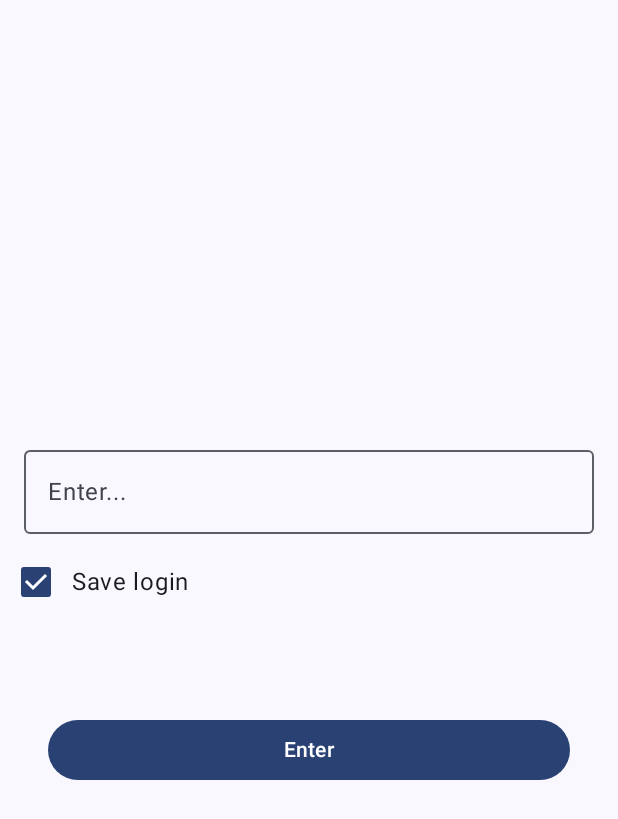
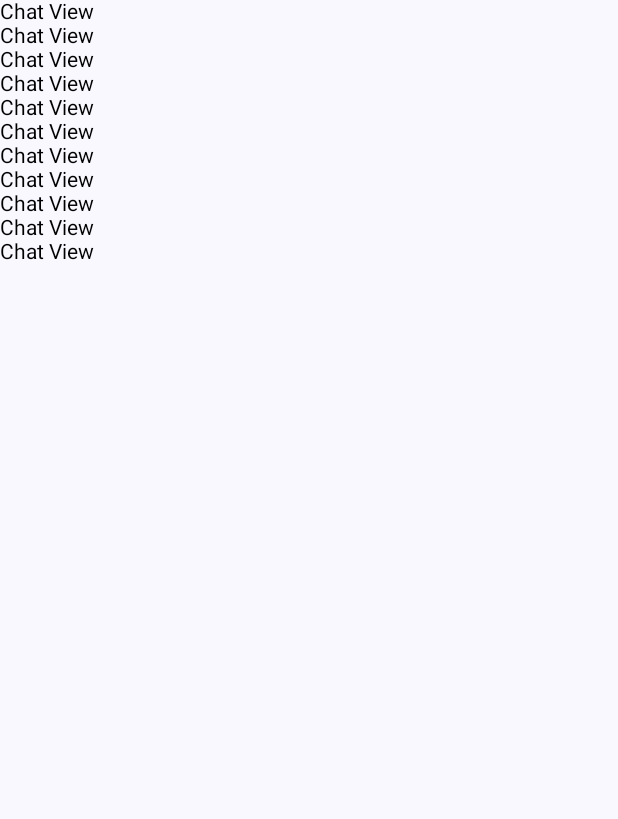
Before and after one commit to Yolley77/ChatApp, an Android app built with Jetpack Compose: the screen it shows after launch (MainActivity), after a tap on "Enter", on a phone screen of 412 x 824 dp. Shown: the top 819 px of the screen. Run offline under Robolectric (Android 15) with nearby library versions, the phone set to English and light mode, and no system bars; our stand-ins replace Dagger/Hilt's generated code.

Commit message:
Add Compose Navigation

```diff
--- a/app/build.gradle
+++ b/app/build.gradle
@@ -64,9 +64,10 @@ dependencies {
     debugImplementation "androidx.compose.ui:ui-tooling:$compose_version"
     debugImplementation "androidx.compose.ui:ui-test-manifest:$compose_version"
 
-    implementation "com.google.dagger:hilt-android:2.44"
+    implementation "com.google.dagger:hilt-android:2.44.2"
     implementation 'androidx.hilt:hilt-navigation-compose:1.0.0'
-    kapt "com.google.dagger:hilt-compiler:2.44"
+    implementation "androidx.navigation:navigation-compose:2.5.3"
+    kapt 'com.google.dagger:hilt-compiler:2.44.2'
 
 }
 
--- a/app/src/main/java/ru/yolley/ui/ChatApp.kt
+++ b/app/src/main/java/ru/yolley/ui/ChatApp.kt
@@ -4,20 +4,45 @@ import androidx.compose.foundation.layout.fillMaxSize
 import androidx.compose.material3.MaterialTheme
 import androidx.compose.material3.Surface
 import androidx.compose.runtime.Composable
+import androidx.compose.runtime.remember
 import androidx.compose.ui.Modifier
 import androidx.hilt.navigation.compose.hiltViewModel
+import androidx.navigation.compose.NavHost
+import androidx.navigation.compose.composable
+import androidx.navigation.compose.rememberNavController
 import ru.yolley.ui.feature.auth.AuthView
+import ru.yolley.ui.feature.chat.ChatView
+import ru.yolley.ui.feature.navigation.AppNavigationActions
+import ru.yolley.ui.feature.navigation.AppScreen
 import ru.yolley.ui.theme.ChatAppTheme
 
 @Composable
 fun ChatApp() {
     ChatAppTheme {
+        val navController = rememberNavController()
+        val navigationActions = remember(navController) {
+            AppNavigationActions(navController)
+        }
+
         // A surface container using the 'background' color from the theme
         Surface(
             modifier = Modifier.fillMaxSize(),
             color = MaterialTheme.colorScheme.background
         ) {
-            AuthView(authViewModel = hiltViewModel())
+            NavHost(
+                navController = navController,
+                startDestination = AppScreen.Auth.name
+            ) {
+                composable(AppScreen.Auth.name) {
+                    AuthView(
+                        authViewModel = hiltViewModel(),
+                        navigateToChat = navigationActions.navigateToChat,
+                    )
+                }
+                composable(AppScreen.Chat.name) {
+                    ChatView(chatViewModel = hiltViewModel())
+                }
+            }
         }
     }
 }
--- a/app/src/main/java/ru/yolley/ui/MainActivity.kt
+++ b/app/src/main/java/ru/yolley/ui/MainActivity.kt
@@ -3,7 +3,6 @@ package ru.yolley.ui
 import android.os.Bundle
 import androidx.activity.ComponentActivity
 import androidx.activity.compose.setContent
-import androidx.core.view.WindowCompat
 import dagger.hilt.android.AndroidEntryPoint
 
 @AndroidEntryPoint
@@ -11,7 +10,8 @@ class MainActivity : ComponentActivity() {
 
     override fun onCreate(savedInstanceState: Bundle?) {
         super.onCreate(savedInstanceState)
-        WindowCompat.setDecorFitsSystemWindows(window, false)
+        // Игнор статусбара
+        //WindowCompat.setDecorFitsSystemWindows(window, false)
         setContent {
             ChatApp()
         }
--- a/app/src/main/java/ru/yolley/ui/feature/auth/AuthView.kt
+++ b/app/src/main/java/ru/yolley/ui/feature/auth/AuthView.kt
@@ -18,11 +18,17 @@ import androidx.compose.ui.tooling.preview.Preview
 import androidx.compose.ui.unit.dp
 import ru.yolley.ui.theme.ChatAppTheme
 @Composable
-internal fun AuthView(authViewModel: AuthViewModel) {
+internal fun AuthView(
+    authViewModel: AuthViewModel,
+    navigateToChat: () -> Unit,
+) {
     AuthView(
         login = authViewModel.userLogin.orEmpty(),
         onSaveLoginChecked = authViewModel::onSaveLoginChecked,
-        onLoginButtonClicked = authViewModel::onLoginButtonClicked,
+        onLoginButtonClicked = {
+            authViewModel.onLoginButtonClicked()
+            navigateToChat.invoke()
+        },
         modifier = Modifier
     )
 }
--- /dev/null
+++ b/app/src/main/java/ru/yolley/ui/feature/chat/ChatView.kt
@@ -0,0 +1,23 @@
+package ru.yolley.ui.feature.chat
+
+import androidx.compose.foundation.layout.Column
+import androidx.compose.material.Text
+import androidx.compose.runtime.Composable
+
+@Composable
+internal fun ChatView(chatViewModel: ChatViewModel) {
+    Column {
+        Text(text = "Chat View")
+        Text(text = "Chat View")
+        Text(text = "Chat View")
+        Text(text = "Chat View")
+        Text(text = "Chat View")
+        Text(text = "Chat View")
+        Text(text = "Chat View")
+        Text(text = "Chat View")
+        Text(text = "Chat View")
+        Text(text = "Chat View")
+        Text(text = "Chat View")
+    }
+
+}
--- /dev/null
+++ b/app/src/main/java/ru/yolley/ui/feature/chat/ChatViewModel.kt
@@ -0,0 +1,8 @@
+package ru.yolley.ui.feature.chat
+
+import androidx.lifecycle.ViewModel
+import dagger.hilt.android.lifecycle.HiltViewModel
+import javax.inject.Inject
+
+@HiltViewModel
+internal class ChatViewModel @Inject constructor() : ViewModel()
--- /dev/null
+++ b/app/src/main/java/ru/yolley/ui/feature/navigation/AppNavigationActions.kt
@@ -0,0 +1,12 @@
+package ru.yolley.ui.feature.navigation
+
+import androidx.navigation.NavController
+
+internal class AppNavigationActions(
+    navController: NavController
+) {
+    val navigateToChat: () -> Unit = {
+        navController.navigate(AppScreen.Chat.name)
+    }
+
+}
--- /dev/null
+++ b/app/src/main/java/ru/yolley/ui/feature/navigation/AppScreen.kt
@@ -0,0 +1,6 @@
+package ru.yolley.ui.feature.navigation
+
+internal enum class AppScreen {
+    Auth,
+    Chat,
+}
--- a/build.gradle
+++ b/build.gradle
@@ -2,10 +2,11 @@ buildscript {
     ext {
         compose_version = '1.3.3'
     }
-}// Top-level build file where you can add configuration options common to all sub-projects/modules.
+}
+// Top-level build file where you can add configuration options common to all sub-projects/modules.
 plugins {
     id 'com.android.application' version '7.4.0' apply false
     id 'com.android.library' version '7.4.0' apply false
     id 'org.jetbrains.kotlin.android' version '1.7.0' apply false
-    id 'com.google.dagger.hilt.android' version '2.44' apply false
+    id 'com.google.dagger.hilt.android' version '2.44.2' apply false
 }
```
